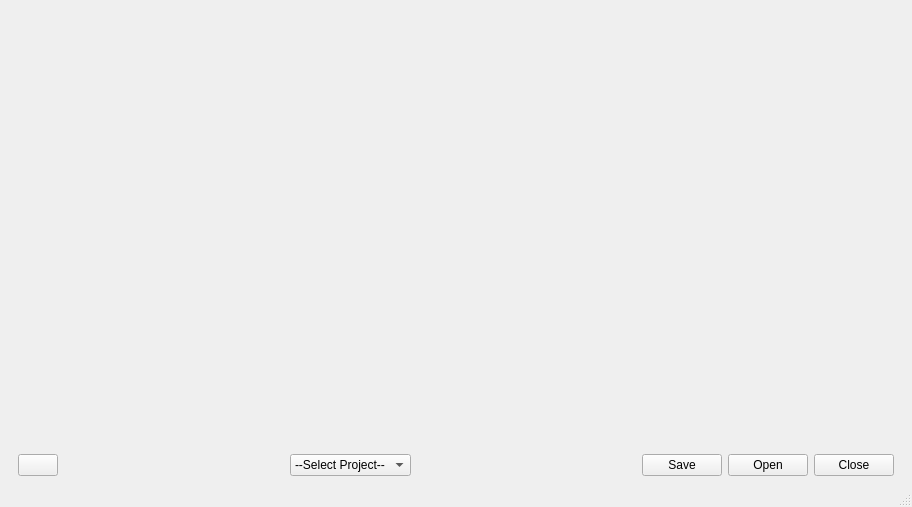
Before: the Qt Designer form ui/explorer.ui in iceanimations/customui, drawn with Qt 5.
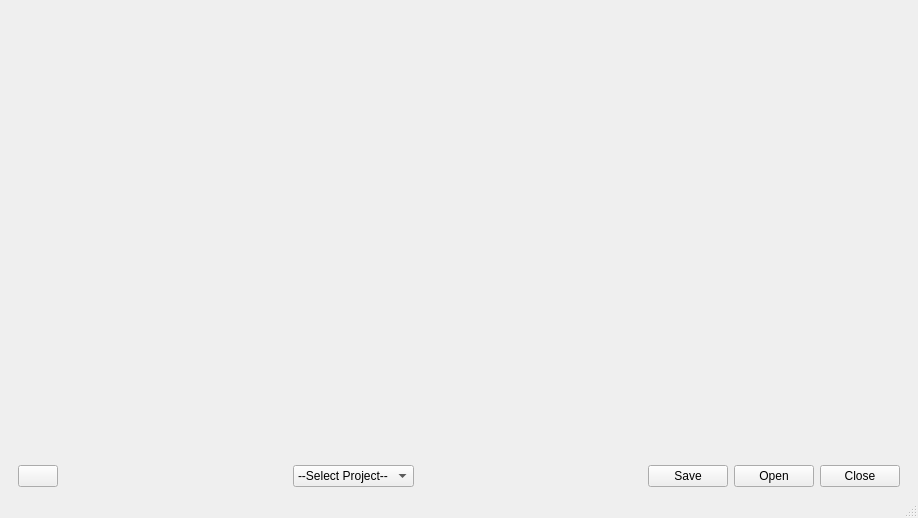
After: the same form once the commit is applied.

The edit to the form file:
```diff
--- a/ui/explorer.ui
+++ b/ui/explorer.ui
@@ -6,8 +6,8 @@
    <rect>
     <x>0</x>
     <y>0</y>
-    <width>912</width>
-    <height>507</height>
+    <width>918</width>
+    <height>518</height>
    </rect>
   </property>
   <property name="windowTitle">
```
Left out of the diff: 4 changed lines with no effect on the pictures.
